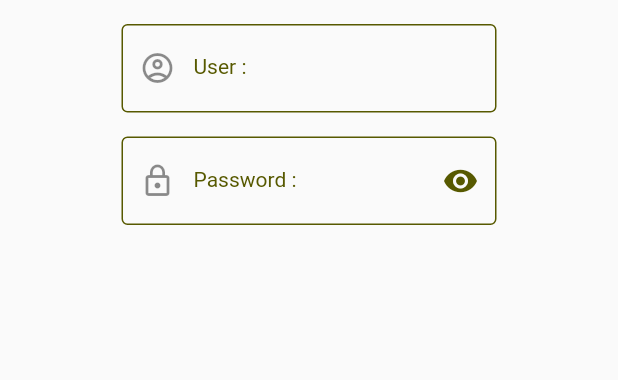
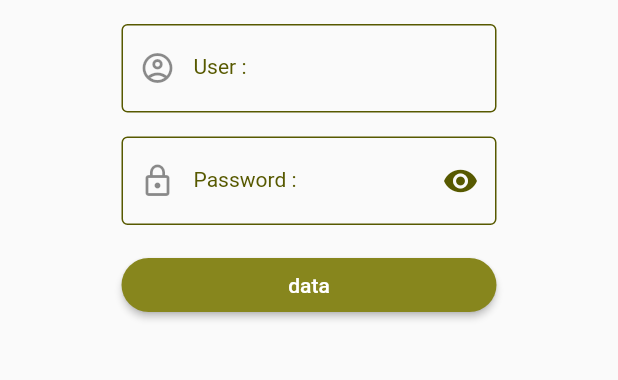
Before and after one commit to PalmSaranyu/CoopApp, a Flutter app: the screen it shows after launch, on a phone screen of 412 x 824 dp, the part 417-797 px from its top. Run offline on Flutter 3.47's test engine with Material 2 defaults, Android fonts, the phone set to English and light mode, and no system bars.

Commit message:
update 4-7-65:11.40

```diff
--- a/coopapp/lib/Utiliry/my_constant.dart
+++ b/coopapp/lib/Utiliry/my_constant.dart
@@ -1,5 +1,4 @@
 import 'package:flutter/material.dart';
-import 'package:flutter/cupertino.dart';
 
 class MyConstant {
 //Genernal
@@ -38,4 +37,12 @@ class MyConstant {
         color: dark,
         fontWeight: FontWeight.normal,
       );
+
+  //styleButton
+  ButtonStyle mybuttonstyle() => ElevatedButton.styleFrom(
+        primary: MyConstant.primary,
+        shape: RoundedRectangleBorder(
+          borderRadius: BorderRadius.circular(30),
+        ),
+      );
 }
--- a/coopapp/lib/states/login.dart
+++ b/coopapp/lib/states/login.dart
@@ -17,15 +17,37 @@ class _LoginState extends State<Login> {
   Widget build(BuildContext context) {
     return Scaffold(
       body: SafeArea(
+        child: GestureDetector(
+          onTap: () => FocusScope.of(context).requestFocus(FocusNode()),
+          behavior: HitTestBehavior.opaque,
           child: ListView(
             children: [
               buildImage(),
               buildAppName(),
               buildUser(),
               buildPassWord(),
+              buildLogin()
             ],
           ),
         ),
+      ),
+    );
+  }
+
+  Row buildLogin() {
+    return Row(
+      mainAxisAlignment: MainAxisAlignment.center,
+      children: [
+        Container(
+          margin: const EdgeInsets.symmetric(vertical: 16),
+          width: 250,
+          child: ElevatedButton(
+            style:MyConstant().mybuttonstyle(),
+            onPressed: () {},
+            child: const Text('data'),
+          ),
+        ),
+      ],
     );
   }
 
```
Lines whose indentation alone changed are shown as unchanged.
